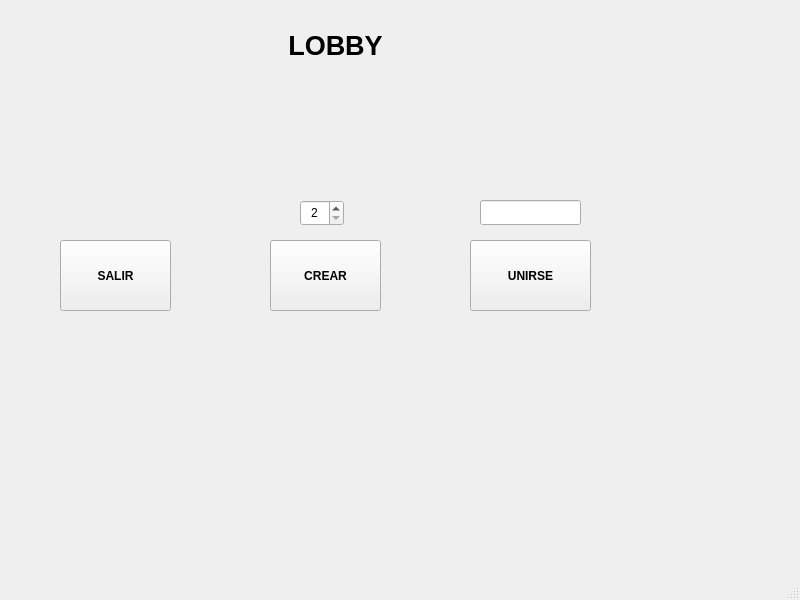
The window that src/ventana_lobby/mainwindow.ui (tomdv18/TpFinalTaller) describes before a commit, drawn with Qt 5.
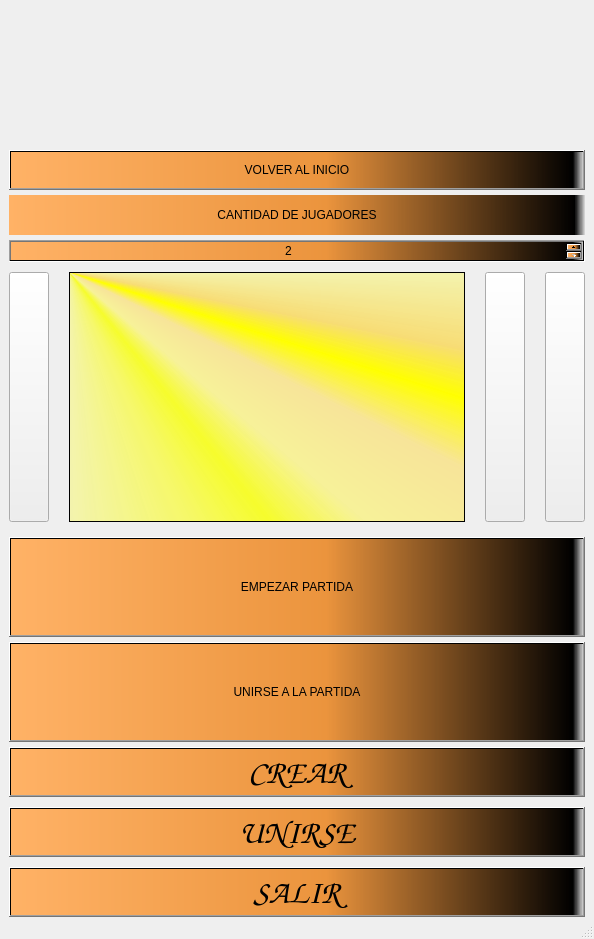
The same window after the commit. Icons and pictures are not drawn.

Commit message: Mejoras en el lobby

Patch:
```diff
--- a/src/ventana_lobby/mainwindow.ui
+++ b/src/ventana_lobby/mainwindow.ui
@@ -6,149 +6,379 @@
    <rect>
     <x>0</x>
     <y>0</y>
-    <width>800</width>
-    <height>600</height>
+    <width>594</width>
+    <height>876</height>
    </rect>
   </property>
   <property name="windowTitle">
    <string>MainWindow</string>
   </property>
+  <property name="layoutDirection">
+   <enum>Qt::LeftToRight</enum>
+  </property>
   <widget class="QWidget" name="centralwidget">
-   <widget class="QPushButton" name="botonCrear">
-    <property name="geometry">
-     <rect>
-      <x>270</x>
-      <y>240</y>
-      <width>111</width>
-      <height>71</height>
-     </rect>
+   <property name="enabled">
+    <bool>true</bool>
+   </property>
+   <property name="sizePolicy">
+    <sizepolicy hsizetype="Fixed" vsizetype="Fixed">
+     <horstretch>0</horstretch>
+     <verstretch>0</verstretch>
+    </sizepolicy>
+   </property>
+   <layout class="QFormLayout" name="formLayout">
+    <property name="sizeConstraint">
+     <enum>QLayout::SetDefaultConstraint</enum>
     </property>
-    <property name="font">
-     <font>
-      <bold>true</bold>
-     </font>
+    <property name="fieldGrowthPolicy">
+     <enum>QFormLayout::AllNonFixedFieldsGrow</enum>
     </property>
-    <property name="text">
-     <string>CREAR</string>
+    <property name="rowWrapPolicy">
+     <enum>QFormLayout::DontWrapRows</enum>
     </property>
-   </widget>
-   <widget class="QLabel" name="tituloLobby">
-    <property name="geometry">
-     <rect>
-      <x>280</x>
-      <y>30</y>
-      <width>111</width>
-      <height>31</height>
-     </rect>
+    <property name="formAlignment">
+     <set>Qt::AlignLeading|Qt::AlignLeft|Qt::AlignTop</set>
     </property>
-    <property name="font">
-     <font>
-      <pointsize>20</pointsize>
-      <bold>true</bold>
-     </font>
+    <property name="horizontalSpacing">
+     <number>0</number>
     </property>
-    <property name="text">
-     <string>LOBBY</string>
+    <property name="verticalSpacing">
+     <number>5</number>
     </property>
-    <property name="textFormat">
-     <enum>Qt::AutoText</enum>
+    <property name="topMargin">
+     <number>150</number>
     </property>
-    <property name="scaledContents">
-     <bool>false</bool>
-    </property>
-    <property name="alignment">
-     <set>Qt::AlignCenter</set>
-    </property>
-    <property name="margin">
+    <property name="bottomMargin">
      <number>0</number>
     </property>
-   </widget>
-   <widget class="QPushButton" name="botonUnirse">
-    <property name="geometry">
-     <rect>
-      <x>470</x>
-      <y>240</y>
-      <width>121</width>
-      <height>71</height>
-     </rect>
-    </property>
-    <property name="font">
-     <font>
-      <bold>true</bold>
-     </font>
-    </property>
-    <property name="cursor">
-     <cursorShape>ArrowCursor</cursorShape>
-    </property>
-    <property name="text">
-     <string>UNIRSE</string>
-    </property>
-   </widget>
-   <widget class="QPushButton" name="botonSalir">
-    <property name="geometry">
-     <rect>
-      <x>60</x>
-      <y>240</y>
-      <width>111</width>
-      <height>71</height>
-     </rect>
-    </property>
-    <property name="font">
-     <font>
-      <bold>true</bold>
-     </font>
-    </property>
-    <property name="text">
-     <string>SALIR</string>
-    </property>
-   </widget>
-   <widget class="QSpinBox" name="max_jugadores">
-    <property name="geometry">
-     <rect>
-      <x>300</x>
-      <y>200</y>
-      <width>44</width>
-      <height>26</height>
-     </rect>
-    </property>
-    <property name="alignment">
-     <set>Qt::AlignCenter</set>
-    </property>
-    <property name="readOnly">
-     <bool>false</bool>
-    </property>
-    <property name="minimum">
-     <number>2</number>
-    </property>
-    <property name="maximum">
-     <number>40</number>
-    </property>
-   </widget>
-   <widget class="QLineEdit" name="codigoPartida">
-    <property name="geometry">
-     <rect>
-      <x>480</x>
-      <y>200</y>
-      <width>101</width>
-      <height>25</height>
-     </rect>
-    </property>
-    <property name="layoutDirection">
-     <enum>Qt::LeftToRight</enum>
-    </property>
-    <property name="inputMask">
-     <string/>
-    </property>
-    <property name="text">
-     <string extracomment="Codigo partida"/>
-    </property>
-    <property name="alignment">
-     <set>Qt::AlignBottom|Qt::AlignRight|Qt::AlignTrailing</set>
-    </property>
-    <property name="clearButtonEnabled">
-     <bool>false</bool>
-    </property>
-   </widget>
+    <item row="0" column="1">
+     <widget class="QPushButton" name="botonInicio">
+      <property name="sizePolicy">
+       <sizepolicy hsizetype="Preferred" vsizetype="Maximum">
+        <horstretch>0</horstretch>
+        <verstretch>0</verstretch>
+       </sizepolicy>
+      </property>
+      <property name="minimumSize">
+       <size>
+        <width>50</width>
+        <height>40</height>
+       </size>
+      </property>
+      <property name="cursor">
+       <cursorShape>PointingHandCursor</cursorShape>
+      </property>
+      <property name="styleSheet">
+       <string notr="true">background-color: qlineargradient(spread:pad, x1:0, y1:0, x2:1, y2:0, stop:0 rgba(255, 178, 102, 255), stop:0.55 rgba(235, 148, 61, 255), stop:0.98 rgba(0, 0, 0, 255), stop:1 rgba(0, 0, 0, 0));
+font: 700 italic 25pt &quot;Z003&quot;;</string>
+      </property>
+      <property name="text">
+       <string>VOLVER AL INICIO</string>
+      </property>
+     </widget>
+    </item>
+    <item row="1" column="1">
+     <widget class="QLabel" name="labelJugadores">
+      <property name="sizePolicy">
+       <sizepolicy hsizetype="Minimum" vsizetype="Minimum">
+        <horstretch>0</horstretch>
+        <verstretch>0</verstretch>
+       </sizepolicy>
+      </property>
+      <property name="minimumSize">
+       <size>
+        <width>40</width>
+        <height>40</height>
+       </size>
+      </property>
+      <property name="styleSheet">
+       <string notr="true">background-color: qlineargradient(spread:pad, x1:0, y1:0, x2:1, y2:0, stop:0 rgba(255, 178, 102, 255), stop:0.55 rgba(235, 148, 61, 255), stop:0.98 rgba(0, 0, 0, 255), stop:1 rgba(0, 0, 0, 0));
+font: 700 italic 25pt &quot;Z003&quot;;</string>
+      </property>
+      <property name="text">
+       <string>CANTIDAD DE JUGADORES</string>
+      </property>
+      <property name="alignment">
+       <set>Qt::AlignCenter</set>
+      </property>
+     </widget>
+    </item>
+    <item row="2" column="1">
+     <widget class="QSpinBox" name="cantidadJugadores">
+      <property name="cursor">
+       <cursorShape>PointingHandCursor</cursorShape>
+      </property>
+      <property name="layoutDirection">
+       <enum>Qt::LeftToRight</enum>
+      </property>
+      <property name="styleSheet">
+       <string notr="true">background-color: qlineargradient(spread:pad, x1:0, y1:0, x2:1, y2:0, stop:0 rgba(255, 178, 102, 255), stop:0.55 rgba(235, 148, 61, 255), stop:0.98 rgba(0, 0, 0, 255), stop:1 rgba(0, 0, 0, 0));
+font: 700 italic 25pt &quot;Z003&quot;;</string>
+      </property>
+      <property name="alignment">
+       <set>Qt::AlignCenter</set>
+      </property>
+      <property name="minimum">
+       <number>2</number>
+      </property>
+      <property name="maximum">
+       <number>30</number>
+      </property>
+     </widget>
+    </item>
+    <item row="3" column="1">
+     <layout class="QHBoxLayout" name="horizontalLayout" stretch="0,0,0,0">
+      <property name="spacing">
+       <number>20</number>
+      </property>
+      <property name="sizeConstraint">
+       <enum>QLayout::SetMaximumSize</enum>
+      </property>
+      <property name="topMargin">
+       <number>5</number>
+      </property>
+      <property name="bottomMargin">
+       <number>10</number>
+      </property>
+      <item>
+       <widget class="QPushButton" name="botonSpaz">
+        <property name="sizePolicy">
+         <sizepolicy hsizetype="Minimum" vsizetype="Minimum">
+          <horstretch>0</horstretch>
+          <verstretch>0</verstretch>
+         </sizepolicy>
+        </property>
+        <property name="minimumSize">
+         <size>
+          <width>0</width>
+          <height>250</height>
+         </size>
+        </property>
+        <property name="cursor">
+         <cursorShape>PointingHandCursor</cursorShape>
+        </property>
+        <property name="styleSheet">
+         <string notr="true">border-image: url(:/res/images/Spaz_no_seleccionado.png);
+</string>
+        </property>
+        <property name="text">
+         <string/>
+        </property>
+       </widget>
+      </item>
+      <item>
+       <widget class="QTableWidget" name="listaPartidas">
+        <property name="styleSheet">
+         <string notr="true">background-color: qconicalgradient(cx:0, cy:0, angle:135, stop:0 rgba(255, 255, 0, 69), stop:0.375 rgba(255, 255, 0, 69), stop:0.423533 rgba(251, 255, 0, 145), stop:0.45 rgba(247, 255, 0, 208), stop:0.477581 rgba(255, 244, 71, 130), stop:0.518717 rgba(255, 218, 71, 130), stop:0.55 rgba(255, 255, 0, 255), stop:0.57754 rgba(255, 203, 0, 130), stop:0.625 rgba(255, 255, 0, 69), stop:1 rgba(255, 255, 0, 69));
+font: 700 italic 15pt &quot;Z003&quot;;</string>
+        </property>
+        <property name="editTriggers">
+         <set>QAbstractItemView::NoEditTriggers</set>
+        </property>
+        <property name="tabKeyNavigation">
+         <bool>false</bool>
+        </property>
+        <property name="showDropIndicator" stdset="0">
+         <bool>false</bool>
+        </property>
+        <property name="selectionMode">
+         <enum>QAbstractItemView::SingleSelection</enum>
+        </property>
+        <property name="selectionBehavior">
+         <enum>QAbstractItemView::SelectRows</enum>
+        </property>
+       </widget>
+      </item>
+      <item>
+       <widget class="QPushButton" name="botonJazz">
+        <property name="sizePolicy">
+         <sizepolicy hsizetype="Minimum" vsizetype="Minimum">
+          <horstretch>0</horstretch>
+          <verstretch>0</verstretch>
+         </sizepolicy>
+        </property>
+        <property name="cursor">
+         <cursorShape>PointingHandCursor</cursorShape>
+        </property>
+        <property name="focusPolicy">
+         <enum>Qt::StrongFocus</enum>
+        </property>
+        <property name="styleSheet">
+         <string notr="true">border-image: url(:/res/images/Jazz_no_seleccionado.png);
+
+</string>
+        </property>
+        <property name="text">
+         <string/>
+        </property>
+       </widget>
+      </item>
+      <item>
+       <widget class="QPushButton" name="botonLori">
+        <property name="sizePolicy">
+         <sizepolicy hsizetype="Minimum" vsizetype="Minimum">
+          <horstretch>0</horstretch>
+          <verstretch>0</verstretch>
+         </sizepolicy>
+        </property>
+        <property name="cursor">
+         <cursorShape>PointingHandCursor</cursorShape>
+        </property>
+        <property name="styleSheet">
+         <string notr="true">border-image: url(:/res/images/Lori_no_seleccionado.png);
+</string>
+        </property>
+        <property name="text">
+         <string/>
+        </property>
+       </widget>
+      </item>
+     </layout>
+    </item>
+    <item row="4" column="1">
+     <widget class="QPushButton" name="botonEmpezar">
+      <property name="sizePolicy">
+       <sizepolicy hsizetype="Minimum" vsizetype="Minimum">
+        <horstretch>0</horstretch>
+        <verstretch>0</verstretch>
+       </sizepolicy>
+      </property>
+      <property name="minimumSize">
+       <size>
+        <width>50</width>
+        <height>100</height>
+       </size>
+      </property>
+      <property name="cursor">
+       <cursorShape>PointingHandCursor</cursorShape>
+      </property>
+      <property name="styleSheet">
+       <string notr="true">background-color: qlineargradient(spread:pad, x1:0, y1:0, x2:1, y2:0, stop:0 rgba(255, 178, 102, 255), stop:0.55 rgba(235, 148, 61, 255), stop:0.98 rgba(0, 0, 0, 255), stop:1 rgba(0, 0, 0, 0));
+font: 700 italic 25pt &quot;Z003&quot;;</string>
+      </property>
+      <property name="text">
+       <string>EMPEZAR PARTIDA</string>
+      </property>
+     </widget>
+    </item>
+    <item row="6" column="1">
+     <layout class="QVBoxLayout" name="verticalLayout" stretch="0,0,0">
+      <property name="spacing">
+       <number>10</number>
+      </property>
+      <property name="bottomMargin">
+       <number>0</number>
+      </property>
+      <item>
+       <widget class="QPushButton" name="botonCrear">
+        <property name="sizePolicy">
+         <sizepolicy hsizetype="Minimum" vsizetype="Fixed">
+          <horstretch>0</horstretch>
+          <verstretch>0</verstretch>
+         </sizepolicy>
+        </property>
+        <property name="minimumSize">
+         <size>
+          <width>0</width>
+          <height>50</height>
+         </size>
+        </property>
+        <property name="font">
+         <font>
+          <family>Z003</family>
+          <pointsize>25</pointsize>
+          <italic>true</italic>
+          <bold>true</bold>
+         </font>
+        </property>
+        <property name="cursor">
+         <cursorShape>PointingHandCursor</cursorShape>
+        </property>
+        <property name="styleSheet">
+         <string notr="true">background-color: qlineargradient(spread:pad, x1:0, y1:0, x2:1, y2:0, stop:0 rgba(255, 178, 102, 255), stop:0.55 rgba(235, 148, 61, 255), stop:0.98 rgba(0, 0, 0, 255), stop:1 rgba(0, 0, 0, 0));
+font: 700 italic 25pt &quot;Z003&quot;;</string>
+        </property>
+        <property name="text">
+         <string>CREAR</string>
+        </property>
+       </widget>
+      </item>
+      <item>
+       <widget class="QPushButton" name="botonUnirse">
+        <property name="sizePolicy">
+         <sizepolicy hsizetype="Minimum" vsizetype="Fixed">
+          <horstretch>0</horstretch>
+          <verstretch>0</verstretch>
+         </sizepolicy>
+        </property>
+        <property name="minimumSize">
+         <size>
+          <width>0</width>
+          <height>50</height>
+         </size>
+        </property>
+        <property name="font">
+         <font>
+          <family>Z003</family>
+          <pointsize>25</pointsize>
+          <italic>true</italic>
+          <bold>true</bold>
+         </font>
+        </property>
+        <property name="cursor">
+         <cursorShape>PointingHandCursor</cursorShape>
+        </property>
+        <property name="styleSheet">
+         <string notr="true">background-color: qlineargradient(spread:pad, x1:0, y1:0, x2:1, y2:0, stop:0 rgba(255, 178, 102, 255), stop:0.55 rgba(235, 148, 61, 255), stop:0.98 rgba(0, 0, 0, 255), stop:1 rgba(0, 0, 0, 0));
+font: 700 italic 25pt &quot;Z003&quot;;</string>
+        </property>
+        <property name="text">
+         <string>UNIRSE</string>
+        </property>
+       </widget>
+      </item>
+      <item>
+       <widget class="QPushButton" name="botonSalir">
+        <property name="font">
+         <font>
+          <family>Z003</family>
+          <pointsize>25</pointsize>
+          <italic>true</italic>
+          <bold>true</bold>
+         </font>
+        </property>
+        <property name="cursor">
+         <cursorShape>PointingHandCursor</cursorShape>
+        </property>
+        <property name="styleSheet">
+         <string notr="true">background-color: qlineargradient(spread:pad, x1:0, y1:0, x2:1, y2:0, stop:0 rgba(255, 178, 102, 255), stop:0.55 rgba(235, 148, 61, 255), stop:0.98 rgba(0, 0, 0, 255), stop:1 rgba(0, 0, 0, 0));
+font: 700 italic 25pt &quot;Z003&quot;;</string>
+        </property>
+        <property name="text">
+         <string>SALIR</string>
+        </property>
+       </widget>
+      </item>
+     </layout>
+    </item>
+    <item row="5" column="1">
+     <widget class="QPushButton" name="botonUnirseEmpezar">
+      <property name="minimumSize">
+       <size>
+        <width>50</width>
+        <height>100</height>
+       </size>
+      </property>
+      <property name="styleSheet">
+       <string notr="true">background-color: qlineargradient(spread:pad, x1:0, y1:0, x2:1, y2:0, stop:0 rgba(255, 178, 102, 255), stop:0.55 rgba(235, 148, 61, 255), stop:0.98 rgba(0, 0, 0, 255), stop:1 rgba(0, 0, 0, 0));
+font: 700 italic 25pt &quot;Z003&quot;;</string>
+      </property>
+      <property name="text">
+       <string>UNIRSE A LA PARTIDA</string>
+      </property>
+     </widget>
+    </item>
+   </layout>
   </widget>
   <widget class="QStatusBar" name="statusbar"/>
  </widget>
```
The commit also changes 25 other files.
